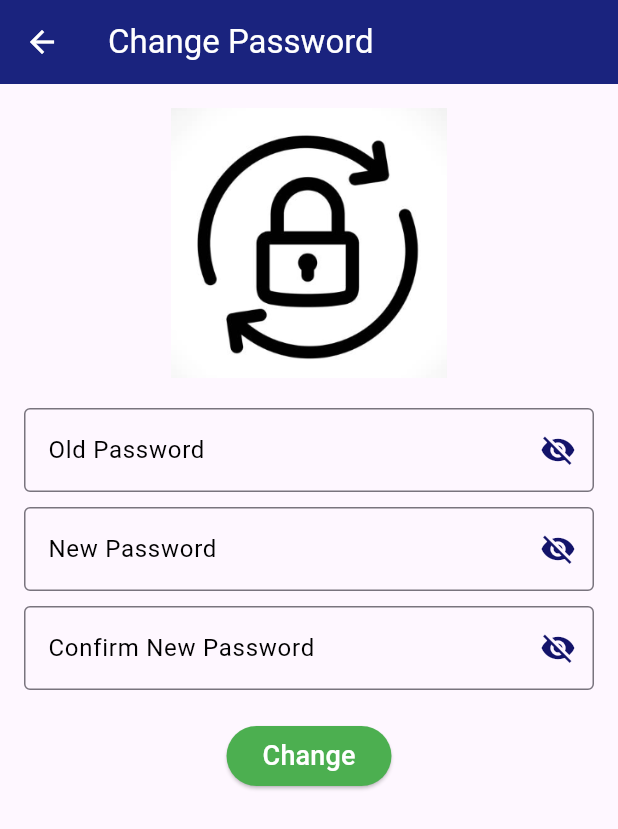
After one commit to swastik990/loanapproval, a Flutter app: the ChangePasswordPage screen opened directly, on a phone screen of 412 x 824 dp. The commit adds this screen. Shown: the top 829 px of the screen. Run offline on Flutter 3.47's test engine with Material 3 defaults, Android fonts, the light colour scheme and no system bars; our stand-ins replace curved_navigation_bar, flutter_rating_bar, flutter_spinkit, image_picker, shared_preferences; accounts and stored records are empty.

Commit message:
ChangePasswordDesign_&_API_SUCCESS

```diff
--- /dev/null
+++ b/appflutter/lib/change_password.dart
@@ -0,0 +1,198 @@
+import 'package:flutter/material.dart';
+import 'package:http/http.dart' as http;
+import 'dart:convert';
+import 'package:shared_preferences/shared_preferences.dart';
+
+class ChangePasswordPage extends StatefulWidget {
+  @override
+  _ChangePasswordPageState createState() => _ChangePasswordPageState();
+}
+
+class _ChangePasswordPageState extends State<ChangePasswordPage> {
+  final _oldPasswordController = TextEditingController();
+  final _newPasswordController = TextEditingController();
+  final _confirmPasswordController = TextEditingController();
+  bool _isLoading = false;
+  bool _isPasswordVisible1 = false;
+  bool _isPasswordVisible2 = false;
+  bool _isPasswordVisible3 = false;
+
+  Future<void> changePassword() async {
+    SharedPreferences prefs = await SharedPreferences.getInstance();
+    String? token = prefs.getString('access_token');
+
+    if (token == null) {
+      ScaffoldMessenger.of(context).showSnackBar(
+        SnackBar(content: Text('No token found, please log in again')),
+      );
+      return;
+    }
+
+    if (_oldPasswordController.text.isEmpty ||
+        _newPasswordController.text.isEmpty ||
+        _confirmPasswordController.text.isEmpty) {
+      ScaffoldMessenger.of(context).showSnackBar(
+        SnackBar(content: Text("Please fill in all fields")),
+      );
+      return;
+    }
+
+    if (_newPasswordController.text != _confirmPasswordController.text) {
+      ScaffoldMessenger.of(context).showSnackBar(
+        SnackBar(content: Text("New passwords do not match")),
+      );
+      return;
+    }
+
+    setState(() {
+      _isLoading = true;
+    });
+
+    final url = Uri.parse('http://10.0.2.2:8000/change-password/');
+
+    final response = await http.post(
+      url,
+      headers: {
+        'Content-Type': 'application/json',
+        'Authorization': 'Bearer $token',
+      },
+      body: json.encode({
+        'old_password': _oldPasswordController.text,
+        'new_password': _newPasswordController.text,
+        'confirm_new_password': _confirmPasswordController.text,
+      }),
+    );
+
+    setState(() {
+      _isLoading = false;
+    });
+
+    if (response.statusCode == 200) {
+      ScaffoldMessenger.of(context).showSnackBar(
+        SnackBar(content: Text("Password updated successfully")),
+      );
+    } else {
+      final responseData = json.decode(response.body);
+      ScaffoldMessenger.of(context).showSnackBar(
+        SnackBar(content: Text(responseData['detail'] ?? "Failed to update password")),
+      );
+    }
+  }
+
+  @override
+  Widget build(BuildContext context) {
+    return Scaffold(
+      appBar: AppBar(
+        title: Text('Change Password', style: TextStyle(color: Colors.white),),
+        backgroundColor: Color(0xFF1A237E),
+        leading: IconButton(
+          icon: Icon(Icons.arrow_back, color: Colors.white),
+          onPressed: () {
+            Navigator.of(context).pop();
+          },
+        ),
+      ),
+      body: Padding(
+        padding: const EdgeInsets.all(16.0),
+        child: Column(
+          children: [
+            Image.asset('lib/assets/changepassword.png', height: 180),
+            SizedBox(height: 20),
+            TextField(
+              controller: _oldPasswordController,
+              obscureText: !_isPasswordVisible1,
+              decoration: InputDecoration(
+                labelText: 'Old Password',
+                labelStyle: TextStyle(color: Colors.black),
+                                                focusedBorder: OutlineInputBorder(
+                                                  borderSide: BorderSide(color: Color(0xFF13136A)),
+                                                ),
+                border: OutlineInputBorder(),
+                 suffixIcon: IconButton(
+                          icon: Icon(
+                            _isPasswordVisible1
+                                ? Icons.visibility // Show password icon
+                                : Icons.visibility_off, // Hide password icon
+                            color: Color(0xFF13136A),
+                          ),
+                          onPressed: () {
+                            setState(() {
+                              _isPasswordVisible1 = !_isPasswordVisible1; // Toggle visibility
+                            });
+                          },
+                        ),
+              ),
+            ),
+            SizedBox(height: 10),
+            TextField(
+              controller: _newPasswordController,
+              obscureText: !_isPasswordVisible2,
+              decoration: InputDecoration(
+                labelText: 'New Password',
+                labelStyle: TextStyle(color: Colors.black),
+                                                focusedBorder: OutlineInputBorder(
+                                                  borderSide: BorderSide(color: Color(0xFF13136A)),
+                                                ),
+                border: OutlineInputBorder(),
+                 suffixIcon: IconButton(
+                          icon: Icon(
+                            _isPasswordVisible2
+                                ? Icons.visibility // Show password icon
+                                : Icons.visibility_off, // Hide password icon
+                            color: Color(0xFF13136A),
+                          ),
+                          onPressed: () {
+                            setState(() {
+                              _isPasswordVisible2 = !_isPasswordVisible2; // Toggle visibility
+                            });
+                          },
+                        ),
+              ),
+            ),
+            SizedBox(height: 10),
+            TextField(
+              controller: _confirmPasswordController,
+              obscureText: !_isPasswordVisible3,
+              decoration: InputDecoration(
+                labelText: 'Confirm New Password',
+                labelStyle: TextStyle(color: Colors.black),
+                                                focusedBorder: OutlineInputBorder(
+                                                  borderSide: BorderSide(color: Color(0xFF13136A)),
+                                                ),
+                border: OutlineInputBorder(),
+                 suffixIcon: IconButton(
+                          icon: Icon(
+                            _isPasswordVisible3
+                                ? Icons.visibility // Show password icon
+                                : Icons.visibility_off, // Hide password icon
+                            color: Color(0xFF13136A),
+                          ),
+                          onPressed: () {
+                            setState(() {
+                              _isPasswordVisible3 = !_isPasswordVisible3; // Toggle visibility
+                            });
+                          },
+                        ),
+              ),
+            ),
+            SizedBox(height: 20),
+           ElevatedButton(
+  onPressed: _isLoading ? null : changePassword,
+  style: ElevatedButton.styleFrom(
+    backgroundColor: Colors.green, // Background color
+    // Text color
+  ),
+  child: _isLoading
+      ? CircularProgressIndicator(color: Colors.white)
+      : Text(
+          'Change',
+          style: TextStyle(fontSize: 18, color: Colors.white),
+        ),
+),
+
+          ],
+        ),
+      ),
+    );
+  }
+}
```
Also changed, not shown: appflutter/lib/Pages/loanform.dart (+13 -3 lines), appflutter/lib/login_mobile.dart (+18 -4 lines), appflutter/lib/page.dart (deleted, +0 -324 lines), appflutter/lib/signup_mobile.dart (+18 -3 lines), loanapproval/media/uploads/scaled_images.jpg (added), 3 other files.
